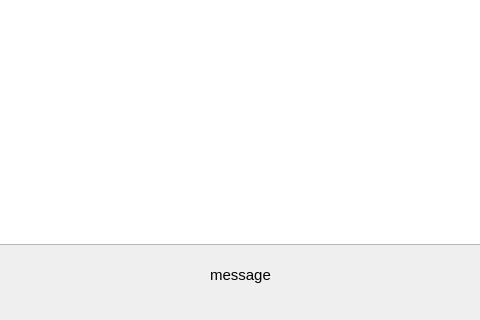
Qt form app/gui/list.ui (kevinOdar/YouTubeAudioDownloader) before a commit; both pictures show x 185 to 665 and y 396 to 716 of the 849 by 716 pixel window.
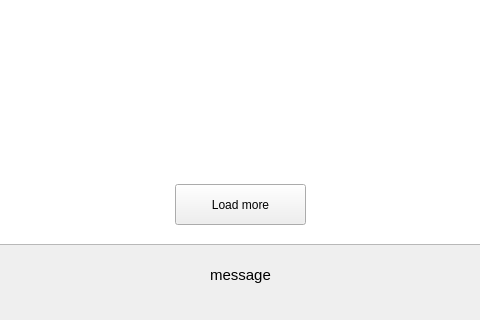
The same form after that commit.

The edit to the form file:
```diff
--- a/app/gui/list.ui
+++ b/app/gui/list.ui
@@ -166,6 +166,22 @@
      <string>Loading...</string>
     </property>
    </widget>
+   <widget class="QPushButton" name="btnLoadMore">
+    <property name="enabled">
+     <bool>true</bool>
+    </property>
+    <property name="geometry">
+     <rect>
+      <x>360</x>
+      <y>580</y>
+      <width>131</width>
+      <height>41</height>
+     </rect>
+    </property>
+    <property name="text">
+     <string>Load more</string>
+    </property>
+   </widget>
   </widget>
   <widget class="QStatusBar" name="statusbar"/>
  </widget>
```
